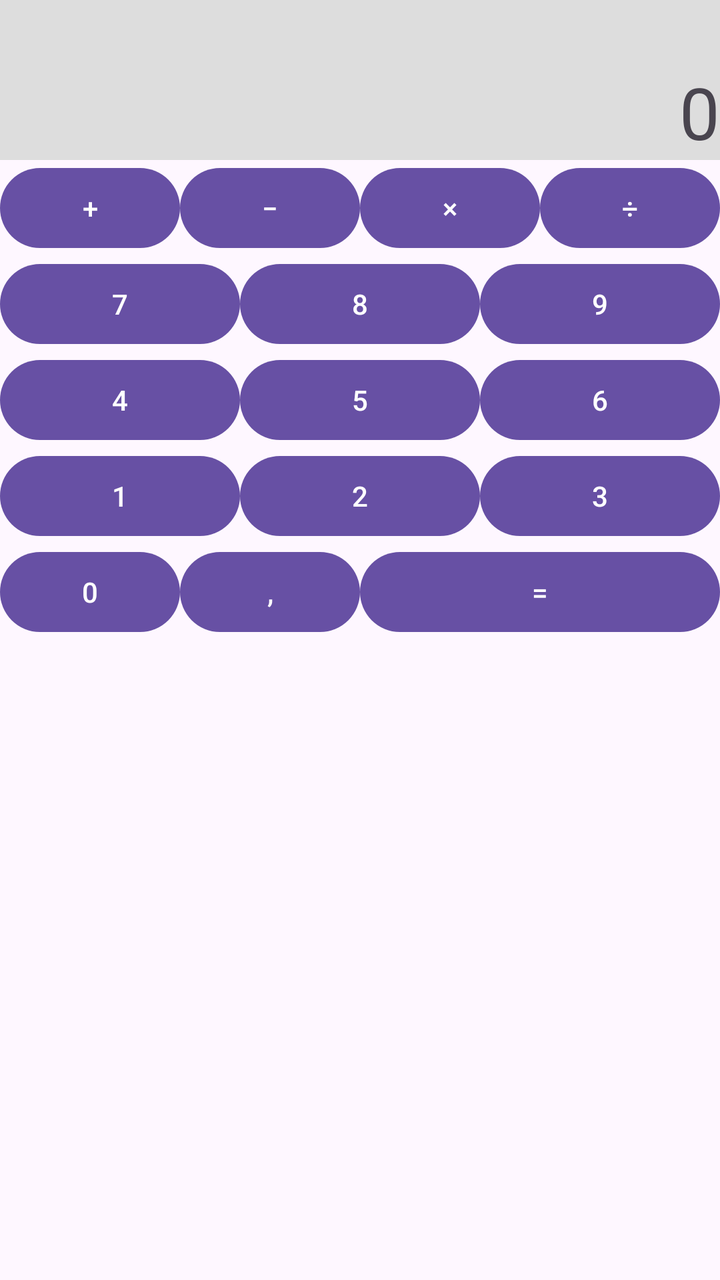
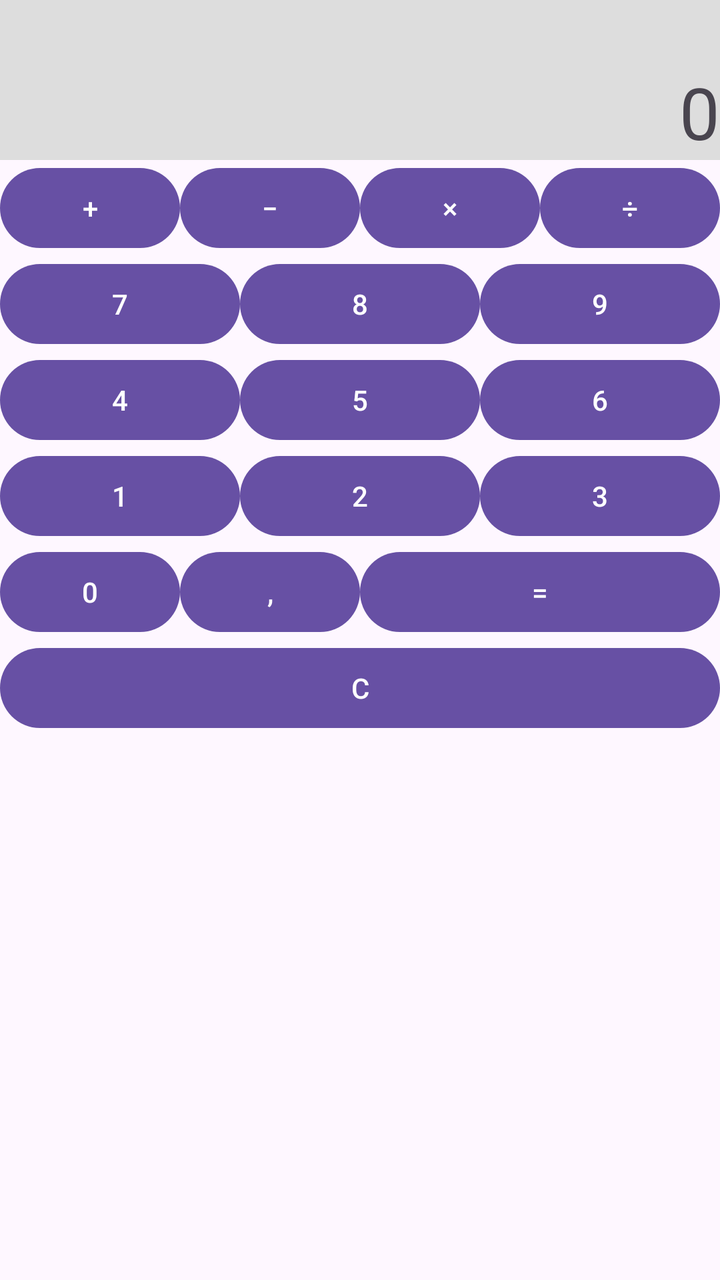

An Android layout rendered at two revisions. The XML below is the earlier revision; the diff shows what the commit changed to produce the second picture.
<!-- AndroidManifest.xml: application theme Theme.Kalkulator -->
<!-- res/layout/activity_main.xml -->
<?xml version="1.0" encoding="utf-8"?>
<LinearLayout xmlns:android="http://schemas.android.com/apk/res/android"
    android:id="@+id/main"
    android:layout_width="match_parent"
    android:layout_height="match_parent"
    android:orientation="vertical">

    <TextView
        android:layout_width="match_parent"
        android:layout_height="80dp"
        android:background="#DDDDDD"
        android:gravity="right|bottom"
        android:text="0"
        android:textSize="36sp" />

    <LinearLayout
        android:layout_width="match_parent"
        android:layout_height="wrap_content"
        android:orientation="horizontal">

        <Button
            android:layout_width="0dp"
            android:layout_height="wrap_content"
            android:layout_weight="1"
            android:text="+" />

        <Button
            android:layout_width="0dp"
            android:layout_height="wrap_content"
            android:layout_weight="1"
            android:text="−" />

        <Button
            android:layout_width="0dp"
            android:layout_height="wrap_content"
            android:layout_weight="1"
            android:text="×" />

        <Button
            android:layout_width="0dp"
            android:layout_height="wrap_content"
            android:layout_weight="1"
            android:text="÷" />

    </LinearLayout>
    <LinearLayout
        android:layout_width="match_parent"
        android:layout_height="wrap_content"
        android:orientation="horizontal">

        <Button
            android:layout_width="0dp"
            android:layout_height="wrap_content"
            android:layout_weight="1"
            android:text="7" />

        <Button
            android:layout_width="0dp"
            android:layout_height="wrap_content"
            android:layout_weight="1"
            android:text="8" />

        <Button
            android:layout_width="0dp"
            android:layout_height="wrap_content"
            android:layout_weight="1"
            android:text="9" />

    </LinearLayout>
    <LinearLayout
        android:layout_width="match_parent"
        android:layout_height="wrap_content"
        android:orientation="horizontal">

        <Button
            android:layout_width="0dp"
            android:layout_height="wrap_content"
            android:layout_weight="1"
            android:text="4" />

        <Button
            android:layout_width="0dp"
            android:layout_height="wrap_content"
            android:layout_weight="1"
            android:text="5" />

        <Button
            android:layout_width="0dp"
            android:layout_height="wrap_content"
            android:layout_weight="1"
            android:text="6" />

    </LinearLayout>
    <LinearLayout
        android:layout_width="match_parent"
        android:layout_height="wrap_content"
        android:orientation="horizontal">

        <Button
            android:layout_width="0dp"
            android:layout_height="wrap_content"
            android:layout_weight="1"
            android:text="1" />

        <Button
            android:layout_width="0dp"
            android:layout_height="wrap_content"
            android:layout_weight="1"
            android:text="2" />

        <Button
            android:layout_width="0dp"
            android:layout_height="wrap_content"
            android:layout_weight="1"
            android:text="3" />

    </LinearLayout>
    <LinearLayout
        android:layout_width="match_parent"
        android:layout_height="wrap_content"
        android:orientation="horizontal">

        <Button
            android:layout_width="0dp"
            android:layout_height="wrap_content"
            android:layout_weight="1"
            android:text="0" />

        <Button
            android:layout_width="0dp"
            android:layout_height="wrap_content"
            android:layout_weight="1"
            android:text="," />

        <Button
            android:layout_width="0dp"
            android:layout_height="wrap_content"
            android:layout_weight="2"
            android:text="=" />

    </LinearLayout>

</LinearLayout>
<!-- resources referenced by this layout -->
<resources>
  <style name="Theme.Kalkulator" parent="Base.Theme.Kalkulator" />
  <style name="Base.Theme.Kalkulator" parent="Theme.Material3.DayNight.NoActionBar">
          
          
      </style>
</resources>

<!-- the commit's change to res/layout/activity_main.xml (unified diff, before → after) -->
@@ -140,4 +140,9 @@
 
     </LinearLayout>
 
+    <Button
+        android:layout_width="match_parent"
+        android:layout_height="wrap_content"
+        android:text="C" />
+
 </LinearLayout>
